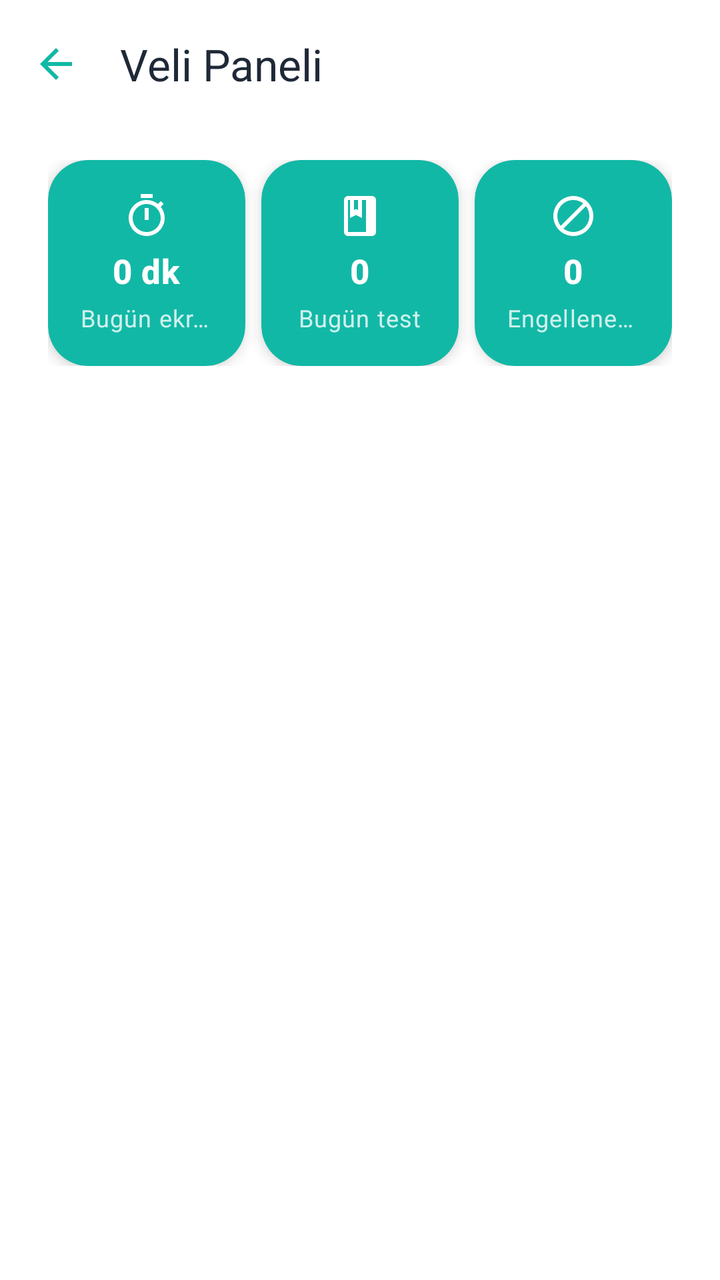
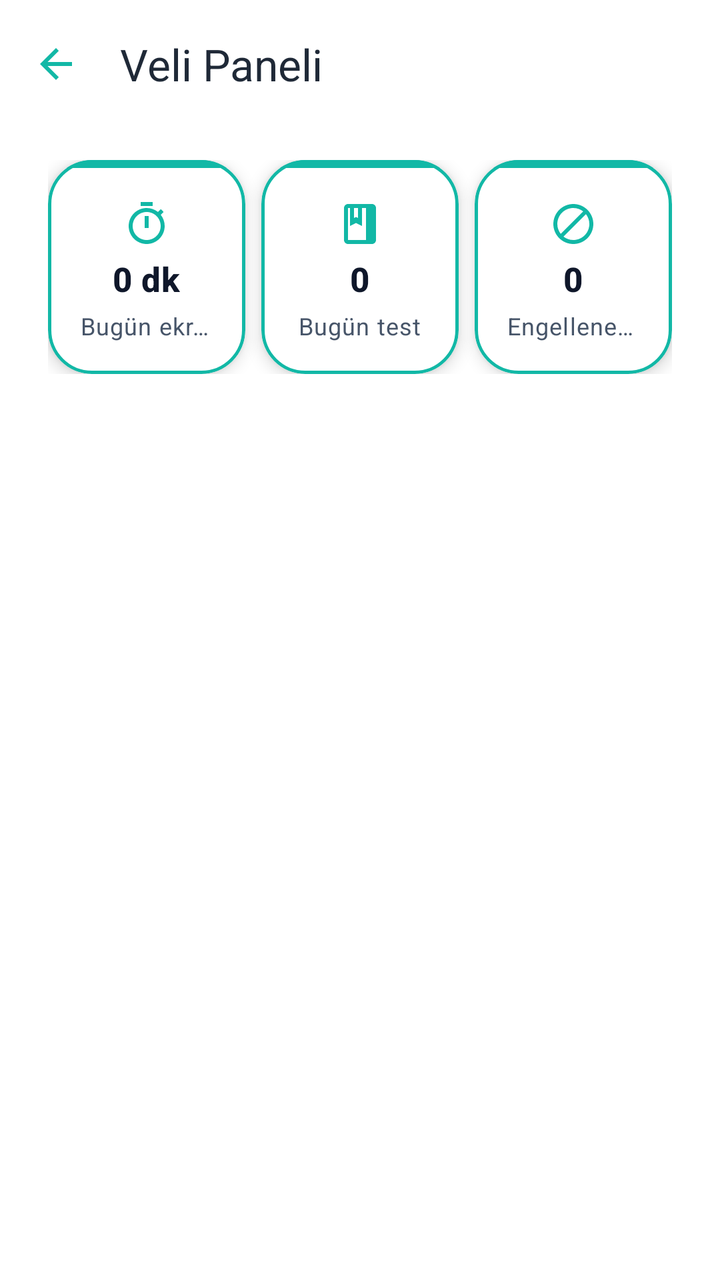

Two renders of the same Android screen: before a commit and after it. Below are the layout's source before the change and the commit's diff.
<!-- AndroidManifest.xml: application theme Theme.BrainBuddy -->
<!-- res/layout/activity_parent.xml -->
<?xml version="1.0" encoding="utf-8"?>
<LinearLayout xmlns:android="http://schemas.android.com/apk/res/android"
    xmlns:app="http://schemas.android.com/apk/res-auto"
    xmlns:tools="http://schemas.android.com/tools"
    android:layout_width="match_parent"
    android:layout_height="match_parent"
    android:orientation="vertical"
    android:background="@color/white">

    <com.google.android.material.appbar.MaterialToolbar
        android:id="@+id/toolbar"
        android:layout_width="match_parent"
        android:layout_height="?attr/actionBarSize"
        android:background="@color/white"
        app:title="@string/parent_hub_title"
        app:titleTextColor="@color/bb_text"
        app:navigationIcon="?attr/homeAsUpIndicator"
        app:navigationIconTint="?attr/colorPrimary" />

    <ScrollView
        android:layout_width="match_parent"
        android:layout_height="match_parent"
        android:fillViewport="true"
        android:clipToPadding="false"
        android:overScrollMode="never">

        <LinearLayout
            android:layout_width="match_parent"
            android:layout_height="wrap_content"
            android:orientation="vertical"
            android:paddingStart="@dimen/space_24"
            android:paddingEnd="@dimen/space_24"
            android:paddingTop="@dimen/space_16"
            android:paddingBottom="@dimen/space_24">

            
            <LinearLayout
                android:id="@+id/summaryRow"
                android:layout_width="match_parent"
                android:layout_height="wrap_content"
                android:orientation="horizontal"
                android:baselineAligned="false"
                android:layout_marginBottom="@dimen/space_16">

                <com.google.android.material.card.MaterialCardView
                    style="@style/Widget.BrainBuddy.ParentEmeraldCard"
                    android:layout_width="0dp"
                    android:layout_height="wrap_content"
                    android:layout_weight="1"
                    android:layout_marginEnd="@dimen/space_4">

                    <LinearLayout
                        android:layout_width="match_parent"
                        android:layout_height="wrap_content"
                        android:orientation="vertical"
                        android:padding="@dimen/space_16"
                        android:gravity="center">

                        <ImageView
                            android:layout_width="24dp"
                            android:layout_height="24dp"
                            android:src="@drawable/ic_timer"
                            android:tint="@color/text_on_emerald"
                            app:tint="@color/text_on_emerald"
                            android:contentDescription="@null" />

                        <TextView
                            android:id="@+id/tvTodayScreenTime"
                            style="@style/TextAppearance.BrainBuddy.Parent.Title"
                            android:layout_width="wrap_content"
                            android:layout_height="wrap_content"
                            android:layout_marginTop="@dimen/space_4"
                            android:text="0 dk"
                            android:maxLines="1"
                            android:ellipsize="end" />

                        <TextView
                            style="@style/TextAppearance.BrainBuddy.Parent.Caption"
                            android:layout_width="wrap_content"
                            android:layout_height="wrap_content"
                            android:layout_marginTop="@dimen/space_4"
                            android:text="@string/parent_summary_screen_time"
                            android:maxLines="1"
                            android:ellipsize="end" />
                    </LinearLayout>
                </com.google.android.material.card.MaterialCardView>

                <com.google.android.material.card.MaterialCardView
                    style="@style/Widget.BrainBuddy.ParentEmeraldCard"
                    android:layout_width="0dp"
                    android:layout_height="wrap_content"
                    android:layout_weight="1"
                    android:layout_marginHorizontal="@dimen/space_4">

                    <LinearLayout
                        android:layout_width="match_parent"
                        android:layout_height="wrap_content"
                        android:orientation="vertical"
                        android:padding="@dimen/space_16"
                        android:gravity="center">

                        <ImageView
                            android:layout_width="24dp"
                            android:layout_height="24dp"
                            android:src="@drawable/ic_quiz"
                            android:tint="@color/text_on_emerald"
                            app:tint="@color/text_on_emerald"
                            android:contentDescription="@null" />

                        <TextView
                            android:id="@+id/tvTodayTests"
                            style="@style/TextAppearance.BrainBuddy.Parent.Title"
                            android:layout_width="wrap_content"
                            android:layout_height="wrap_content"
                            android:layout_marginTop="@dimen/space_4"
                            android:text="0"
                            android:maxLines="1"
                            android:ellipsize="end" />

                        <TextView
                            style="@style/TextAppearance.BrainBuddy.Parent.Caption"
                            android:layout_width="wrap_content"
                            android:layout_height="wrap_content"
                            android:layout_marginTop="@dimen/space_4"
                            android:text="@string/parent_summary_tests"
                            android:maxLines="1"
                            android:ellipsize="end" />
                    </LinearLayout>
                </com.google.android.material.card.MaterialCardView>

                <com.google.android.material.card.MaterialCardView
                    style="@style/Widget.BrainBuddy.ParentEmeraldCard"
                    android:layout_width="0dp"
                    android:layout_height="wrap_content"
                    android:layout_weight="1"
                    android:layout_marginStart="@dimen/space_4">

                    <LinearLayout
                        android:layout_width="match_parent"
                        android:layout_height="wrap_content"
                        android:orientation="vertical"
                        android:padding="@dimen/space_16"
                        android:gravity="center">

                        <ImageView
                            android:layout_width="24dp"
                            android:layout_height="24dp"
                            android:src="@drawable/ic_block"
                            android:tint="@color/text_on_emerald"
                            app:tint="@color/text_on_emerald"
                            android:contentDescription="@null" />

                        <TextView
                            android:id="@+id/tvBlockedAppsCount"
                            style="@style/TextAppearance.BrainBuddy.Parent.Title"
                            android:layout_width="wrap_content"
                            android:layout_height="wrap_content"
                            android:layout_marginTop="@dimen/space_4"
                            android:text="0"
                            android:maxLines="1"
                            android:ellipsize="end" />

                        <TextView
                            style="@style/TextAppearance.BrainBuddy.Parent.Caption"
                            android:layout_width="wrap_content"
                            android:layout_height="wrap_content"
                            android:layout_marginTop="@dimen/space_4"
                            android:text="@string/parent_summary_blocked"
                            android:maxLines="1"
                            android:ellipsize="end" />
                    </LinearLayout>
                </com.google.android.material.card.MaterialCardView>
            </LinearLayout>

            
            <androidx.recyclerview.widget.RecyclerView
                android:layout_marginTop="@dimen/space_16"
                android:id="@+id/gridParentCategories"
                android:layout_width="match_parent"
                android:layout_height="wrap_content"
                android:nestedScrollingEnabled="false"
                android:clipToPadding="false"
                tools:listitem="@layout/item_parent_category"
                tools:itemCount="5"
                tools:layoutManager="androidx.recyclerview.widget.GridLayoutManager" />
        </LinearLayout>
    </ScrollView>
</LinearLayout>
<!-- res/layout/item_parent_category.xml (included above) -->
<?xml version="1.0" encoding="utf-8"?>
<com.google.android.material.card.MaterialCardView xmlns:android="http://schemas.android.com/apk/res/android"
    xmlns:app="http://schemas.android.com/apk/res-auto"
    android:id="@+id/cardRoot"
    style="@style/Widget.BrainBuddy.ParentEmeraldCard"
    android:layout_width="match_parent"
    android:layout_height="wrap_content"
    android:layout_margin="@dimen/space_8"
    android:minHeight="130dp">

    <LinearLayout
        android:layout_width="match_parent"
        android:layout_height="wrap_content"
        android:orientation="vertical"
        android:gravity="center_horizontal"
        android:padding="@dimen/space_16">

        <ImageView
            android:id="@+id/icon"
            android:layout_width="40dp"
            android:layout_height="40dp"
            android:contentDescription="@null"
            android:tint="@color/text_on_emerald"
            app:tint="@color/text_on_emerald" />

        <TextView
            android:id="@+id/title"
            style="@style/TextAppearance.BrainBuddy.Parent.Title"
            android:layout_width="wrap_content"
            android:layout_height="wrap_content"
            android:layout_marginTop="@dimen/space_12"
            android:gravity="center"
            android:maxLines="2"
            android:ellipsize="end" />

        <TextView
            android:id="@+id/subtitle"
            style="@style/TextAppearance.BrainBuddy.Parent.Caption"
            android:layout_width="wrap_content"
            android:layout_height="wrap_content"
            android:layout_marginTop="@dimen/space_4"
            android:gravity="center"
            android:maxLines="2"
            android:ellipsize="end" />
    </LinearLayout>
</com.google.android.material.card.MaterialCardView>
<!-- resources referenced by this layout -->
<resources>
  <color name="bb_text">#1F2937</color>
  <color name="text_on_emerald">#FFFFFF</color>
  <color name="white">#FFFFFF</color>
  <dimen name="space_12">12dp</dimen>
  <dimen name="space_16">16dp</dimen>
  <dimen name="space_24">24dp</dimen>
  <dimen name="space_4">4dp</dimen>
  <dimen name="space_8">8dp</dimen>
  <!-- drawable ic_quiz (drawable) -->
  <?xml version="1.0" encoding="utf-8"?>
  <vector xmlns:android="http://schemas.android.com/apk/res/android"
      android:width="24dp"
      android:height="24dp"
      android:viewportWidth="24"
      android:viewportHeight="24">
      <path
          android:fillColor="#FF000000"
          android:pathData="M18,2H6C4.9,2 4,2.9 4,4v16c0,1.1 0.9,2 2,2h12c1.1,0 2,-0.9 2,-2V4C20,2.9 19.1,2 18,2zM9,4h2v5l-1,-0.5L9,9V4zM18,20H6V4h1v9l3,-1.5 3,1.5V4h2V20z"/>
  </vector>
  <string name="parent_hub_title">Veli Paneli</string>
  <string name="parent_summary_blocked">Engellenen uygulama</string>
  <string name="parent_summary_screen_time">Bugün ekran süresi</string>
  <string name="parent_summary_tests">Bugün test</string>
  <style name="TextAppearance.BrainBuddy.Parent.Caption" parent="TextAppearance.Material3.BodySmall">
          <item name="android:textSize">12sp</item>
          <item name="android:textColor">@color/text_on_emerald_muted</item>
      </style>
  <style name="TextAppearance.BrainBuddy.Parent.Title" parent="TextAppearance.Material3.TitleMedium">
          <item name="android:textSize">17sp</item>
          <item name="android:textStyle">bold</item>
          <item name="android:textColor">@color/text_on_emerald</item>
      </style>
  <style name="Widget.BrainBuddy.ParentEmeraldCard" parent="Widget.Material3.CardView.Elevated">
          <item name="cardCornerRadius">20dp</item>
          <item name="cardElevation">4dp</item>
          <item name="cardBackgroundColor">@color/emerald_primary</item>
          <item name="strokeWidth">0dp</item>
          <item name="android:foreground">?attr/selectableItemBackground</item>
      </style>
  <color name="text_on_emerald_muted">#CCFFFFFF</color>
  <color name="emerald_primary">#12B8A6</color>
  <color name="bb_primary">@color/emerald_primary</color>
  <color name="bb_secondary">@color/emerald_dark</color>
  <color name="bb_accent">#FFC107</color>
  <color name="black">#000000</color>
  <color name="bb_error">#FF5252</color>
  <color name="bb_bg">@color/emerald_light</color>
  <color name="bb_surface_container">@color/emerald_surface</color>
  <color name="bb_outline_variant">@color/emerald_primary</color>
  <color name="bb_text_muted">#6B7280</color>
  <color name="emerald_light">#E8F7F5</color>
  <color name="emerald_dark">#0E9C8D</color>
  <!-- drawable bg_gradient (drawable) -->
  <?xml version="1.0" encoding="utf-8"?>
  <layer-list xmlns:android="http://schemas.android.com/apk/res/android">
      <item>
          <shape>
              <gradient
                  android:angle="270"
                  android:startColor="@color/emerald_light"
                  android:endColor="@color/emerald_surface"/>
          </shape>
      </item>
  </layer-list>
  <style name="BBButton" parent="Widget.Material3.Button">
          <item name="android:minHeight">56dp</item>
          <item name="android:paddingStart">24dp</item>
          <item name="android:paddingEnd">24dp</item>
          <item name="cornerRadius">16dp</item>
          <item name="android:textAllCaps">false</item>
          <item name="android:textColor">?attr/colorOnPrimary</item>
          <item name="android:textSize">16sp</item>
          <item name="android:textStyle">bold</item>
          <item name="backgroundTint">?attr/colorPrimary</item>
      </style>
  <color name="emerald_surface">#F2FBFA</color>
  <!-- unchanged entries left out for length: 3 -->
</resources>

<!-- the commit's change to res/layout/activity_parent.xml (unified diff, before → after) -->
@@ -43,7 +43,7 @@
                 android:layout_marginBottom="@dimen/space_16">
 
                 <com.google.android.material.card.MaterialCardView
-                    style="@style/Widget.BrainBuddy.ParentEmeraldCard"
+                    style="@style/Widget.BrainBuddy.AppCardWhite"
                     android:layout_width="0dp"
                     android:layout_height="wrap_content"
                     android:layout_weight="1"
@@ -52,41 +52,52 @@
                     <LinearLayout
                         android:layout_width="match_parent"
                         android:layout_height="wrap_content"
-                        android:orientation="vertical"
-                        android:padding="@dimen/space_16"
-                        android:gravity="center">
-
-                        <ImageView
-                            android:layout_width="24dp"
-                            android:layout_height="24dp"
-                            android:src="@drawable/ic_timer"
-                            android:tint="@color/text_on_emerald"
-                            app:tint="@color/text_on_emerald"
-                            android:contentDescription="@null" />
-
-                        <TextView
-                            android:id="@+id/tvTodayScreenTime"
-                            style="@style/TextAppearance.BrainBuddy.Parent.Title"
-                            android:layout_width="wrap_content"
+                        android:orientation="vertical">
+
+                        <View
+                            android:layout_width="match_parent"
+                            android:layout_height="@dimen/app_accent_bar_height"
+                            android:background="@color/emerald_primary" />
+
+                        <LinearLayout
+                            android:layout_width="match_parent"
                             android:layout_height="wrap_content"
-                            android:layout_marginTop="@dimen/space_4"
-                            android:text="0 dk"
-                            android:maxLines="1"
-                            android:ellipsize="end" />
-
-                        <TextView
-                            style="@style/TextAppearance.BrainBuddy.Parent.Caption"
-                            android:layout_width="wrap_content"
-                            android:layout_height="wrap_content"
-                            android:layout_marginTop="@dimen/space_4"
-                            android:text="@string/parent_summary_screen_time"
-                            android:maxLines="1"
-                            android:ellipsize="end" />
+                            android:orientation="vertical"
+                            android:padding="@dimen/space_16"
+                            android:gravity="center">
+
+                            <ImageView
+                                android:layout_width="24dp"
+                                android:layout_height="24dp"
+                                android:src="@drawable/ic_timer"
+                                android:tint="@color/emerald_primary"
+                                app:tint="@color/emerald_primary"
+                                android:contentDescription="@null" />
+
+                            <TextView
+                                android:id="@+id/tvTodayScreenTime"
+                                style="@style/TextAppearance.BrainBuddy.AppTitle"
+                                android:layout_width="wrap_content"
+                                android:layout_height="wrap_content"
+                                android:layout_marginTop="@dimen/space_4"
+                                android:text="0 dk"
+                                android:maxLines="1"
+                                android:ellipsize="end" />
+
+                            <TextView
+                                style="@style/TextAppearance.BrainBuddy.AppSubtitle"
+                                android:layout_width="wrap_content"
+                                android:layout_height="wrap_content"
+                                android:layout_marginTop="@dimen/space_4"
+                                android:text="@string/parent_summary_screen_time"
+                                android:maxLines="1"
+                                android:ellipsize="end" />
+                        </LinearLayout>
                     </LinearLayout>
                 </com.google.android.material.card.MaterialCardView>
 
                 <com.google.android.material.card.MaterialCardView
-                    style="@style/Widget.BrainBuddy.ParentEmeraldCard"
+                    style="@style/Widget.BrainBuddy.AppCardWhite"
                     android:layout_width="0dp"
                     android:layout_height="wrap_content"
                     android:layout_weight="1"
@@ -95,41 +106,52 @@
                     <LinearLayout
                         android:layout_width="match_parent"
                         android:layout_height="wrap_content"
-                        android:orientation="vertical"
-                        android:padding="@dimen/space_16"
-                        android:gravity="center">
-
-                        <ImageView
-                            android:layout_width="24dp"
-                            android:layout_height="24dp"
-                            android:src="@drawable/ic_quiz"
-                            android:tint="@color/text_on_emerald"
-                            app:tint="@color/text_on_emerald"
-                            android:contentDescription="@null" />
-
-                        <TextView
-                            android:id="@+id/tvTodayTests"
-                            style="@style/TextAppearance.BrainBuddy.Parent.Title"
-                            android:layout_width="wrap_content"
+                        android:orientation="vertical">
+
+                        <View
+                            android:layout_width="match_parent"
+                            android:layout_height="@dimen/app_accent_bar_height"
+                            android:background="@color/emerald_primary" />
+
+                        <LinearLayout
+                            android:layout_width="match_parent"
                             android:layout_height="wrap_content"
-                            android:layout_marginTop="@dimen/space_4"
-                            android:text="0"
-                            android:maxLines="1"
-                            android:ellipsize="end" />
-
-                        <TextView
-                            style="@style/TextAppearance.BrainBuddy.Parent.Caption"
-                            android:layout_width="wrap_content"
-                            android:layout_height="wrap_content"
-                            android:layout_marginTop="@dimen/space_4"
-                            android:text="@string/parent_summary_tests"
-                            android:maxLines="1"
-                            android:ellipsize="end" />
+                            android:orientation="vertical"
+                            android:padding="@dimen/space_16"
+                            android:gravity="center">
+
+                            <ImageView
+                                android:layout_width="24dp"
+                                android:layout_height="24dp"
+                                android:src="@drawable/ic_quiz"
+                                android:tint="@color/emerald_primary"
+                                app:tint="@color/emerald_primary"
+                                android:contentDescription="@null" />
+
+                            <TextView
+                                android:id="@+id/tvTodayTests"
+                                style="@style/TextAppearance.BrainBuddy.AppTitle"
+                                android:layout_width="wrap_content"
+                                android:layout_height="wrap_content"
+                                android:layout_marginTop="@dimen/space_4"
+                                android:text="0"
+                                android:maxLines="1"
+                                android:ellipsize="end" />
+
+                            <TextView
+                                style="@style/TextAppearance.BrainBuddy.AppSubtitle"
+                                android:layout_width="wrap_content"
+                                android:layout_height="wrap_content"
+                                android:layout_marginTop="@dimen/space_4"
+                                android:text="@string/parent_summary_tests"
+                                android:maxLines="1"
+                                android:ellipsize="end" />
+                        </LinearLayout>
                     </LinearLayout>
                 </com.google.android.material.card.MaterialCardView>
 
                 <com.google.android.material.card.MaterialCardView
-                    style="@style/Widget.BrainBuddy.ParentEmeraldCard"
+                    style="@style/Widget.BrainBuddy.AppCardWhite"
                     android:layout_width="0dp"
                     android:layout_height="wrap_content"
                     android:layout_weight="1"
@@ -138,36 +160,47 @@
                     <LinearLayout
                         android:layout_width="match_parent"
                         android:layout_height="wrap_content"
-                        android:orientation="vertical"
-                        android:padding="@dimen/space_16"
-                        android:gravity="center">
-
-                        <ImageView
-                            android:layout_width="24dp"
-                            android:layout_height="24dp"
-                            android:src="@drawable/ic_block"
-                            android:tint="@color/text_on_emerald"
-                            app:tint="@color/text_on_emerald"
-                            android:contentDescription="@null" />
-
-                        <TextView
-                            android:id="@+id/tvBlockedAppsCount"
-                            style="@style/TextAppearance.BrainBuddy.Parent.Title"
-                            android:layout_width="wrap_content"
+                        android:orientation="vertical">
+
+                        <View
+                            android:layout_width="match_parent"
+                            android:layout_height="@dimen/app_accent_bar_height"
+                            android:background="@color/emerald_primary" />
+
+                        <LinearLayout
+                            android:layout_width="match_parent"
                             android:layout_height="wrap_content"
-                            android:layout_marginTop="@dimen/space_4"
-                            android:text="0"
-                            android:maxLines="1"
-                            android:ellipsize="end" />
-
-                        <TextView
-                            style="@style/TextAppearance.BrainBuddy.Parent.Caption"
-                            android:layout_width="wrap_content"
-                            android:layout_height="wrap_content"
-                            android:layout_marginTop="@dimen/space_4"
-                            android:text="@string/parent_summary_blocked"
-                            android:maxLines="1"
-                            android:ellipsize="end" />
+                            android:orientation="vertical"
+                            android:padding="@dimen/space_16"
+                            android:gravity="center">
+
+                            <ImageView
+                                android:layout_width="24dp"
+                                android:layout_height="24dp"
+                                android:src="@drawable/ic_block"
+                                android:tint="@color/emerald_primary"
+                                app:tint="@color/emerald_primary"
+                                android:contentDescription="@null" />
+
+                            <TextView
+                                android:id="@+id/tvBlockedAppsCount"
+                                style="@style/TextAppearance.BrainBuddy.AppTitle"
+                                android:layout_width="wrap_content"
+                                android:layout_height="wrap_content"
+                                android:layout_marginTop="@dimen/space_4"
+                                android:text="0"
+                                android:maxLines="1"
+                                android:ellipsize="end" />
+
+                            <TextView
+                                style="@style/TextAppearance.BrainBuddy.AppSubtitle"
+                                android:layout_width="wrap_content"
+                                android:layout_height="wrap_content"
+                                android:layout_marginTop="@dimen/space_4"
+                                android:text="@string/parent_summary_blocked"
+                                android:maxLines="1"
+                                android:ellipsize="end" />
+                        </LinearLayout>
                     </LinearLayout>
                 </com.google.android.material.card.MaterialCardView>
             </LinearLayout>
@@ -191,7 +224,7 @@
 <com.google.android.material.card.MaterialCardView xmlns:android="http://schemas.android.com/apk/res/android"
     xmlns:app="http://schemas.android.com/apk/res-auto"
     android:id="@+id/cardRoot"
-    style="@style/Widget.BrainBuddy.ParentEmeraldCard"
+    style="@style/Widget.BrainBuddy.AppCardWhite"
     android:layout_width="match_parent"
     android:layout_height="wrap_content"
     android:layout_margin="@dimen/space_8"
@@ -201,35 +234,47 @@
         android:layout_width="match_parent"
         android:layout_height="wrap_content"
         android:orientation="vertical"
-        android:gravity="center_horizontal"
-        android:padding="@dimen/space_16">
-
-        <ImageView
-            android:id="@+id/icon"
-            android:layout_width="40dp"
-            android:layout_height="40dp"
-            android:contentDescription="@null"
-            android:tint="@color/text_on_emerald"
-            app:tint="@color/text_on_emerald" />
-
-        <TextView
-            android:id="@+id/title"
-            style="@style/TextAppearance.BrainBuddy.Parent.Title"
-            android:layout_width="wrap_content"
+        android:gravity="center_horizontal">
+
+        <View
+            android:layout_width="match_parent"
+            android:layout_height="@dimen/app_accent_bar_height"
+            android:background="@color/emerald_primary" />
+
+        <LinearLayout
+            android:layout_width="match_parent"
             android:layout_height="wrap_content"
-            android:layout_marginTop="@dimen/space_12"
-            android:gravity="center"
-            android:maxLines="2"
-            android:ellipsize="end" />
-
-        <TextView
-            android:id="@+id/subtitle"
-            style="@style/TextAppearance.BrainBuddy.Parent.Caption"
-            android:layout_width="wrap_content"
-            android:layout_height="wrap_content"
-            android:layout_marginTop="@dimen/space_4"
-            android:gravity="center"
-            android:maxLines="2"
-            android:ellipsize="end" />
+            android:orientation="vertical"
+            android:gravity="center_horizontal"
+            android:padding="@dimen/space_16">
+
+            <ImageView
+                android:id="@+id/icon"
+                android:layout_width="40dp"
+                android:layout_height="40dp"
+                android:contentDescription="@null"
+                android:tint="@color/emerald_primary"
+                app:tint="@color/emerald_primary" />
+
+            <TextView
+                android:id="@+id/title"
+                style="@style/TextAppearance.BrainBuddy.AppTitle"
+                android:layout_width="wrap_content"
+                android:layout_height="wrap_content"
+                android:layout_marginTop="@dimen/space_12"
+                android:gravity="center"
+                android:maxLines="2"
+                android:ellipsize="end" />
+
+            <TextView
+                android:id="@+id/subtitle"
+                style="@style/TextAppearance.BrainBuddy.AppSubtitle"
+                android:layout_width="wrap_content"
+                android:layout_height="wrap_content"
+                android:layout_marginTop="@dimen/space_4"
+                android:gravity="center"
+                android:maxLines="2"
+                android:ellipsize="end" />
+        </LinearLayout>
     </LinearLayout>
 </com.google.android.material.card.MaterialCardView>
<!-- resource entries referenced after the edit -->
@@ -1,8 +1,8 @@
 <!-- resources referenced by this layout -->
 <resources>
   <color name="bb_text">#1F2937</color>
-  <color name="text_on_emerald">#FFFFFF</color>
   <color name="white">#FFFFFF</color>
+  <dimen name="app_accent_bar_height">4dp</dimen>
   <dimen name="space_12">12dp</dimen>
   <dimen name="space_16">16dp</dimen>
   <dimen name="space_24">24dp</dimen>
@@ -23,23 +23,28 @@
   <string name="parent_summary_blocked">Engellenen uygulama</string>
   <string name="parent_summary_screen_time">Bugün ekran süresi</string>
   <string name="parent_summary_tests">Bugün test</string>
-  <style name="TextAppearance.BrainBuddy.Parent.Caption" parent="TextAppearance.Material3.BodySmall">
+  <style name="TextAppearance.BrainBuddy.AppSubtitle" parent="TextAppearance.Material3.BodySmall">
           <item name="android:textSize">12sp</item>
-          <item name="android:textColor">@color/text_on_emerald_muted</item>
+          <item name="android:textColor">@color/app_subtitle</item>
       </style>
-  <style name="TextAppearance.BrainBuddy.Parent.Title" parent="TextAppearance.Material3.TitleMedium">
+  <style name="TextAppearance.BrainBuddy.AppTitle" parent="TextAppearance.Material3.TitleMedium">
           <item name="android:textSize">17sp</item>
           <item name="android:textStyle">bold</item>
-          <item name="android:textColor">@color/text_on_emerald</item>
+          <item name="android:textColor">@color/app_title</item>
       </style>
-  <style name="Widget.BrainBuddy.ParentEmeraldCard" parent="Widget.Material3.CardView.Elevated">
-          <item name="cardCornerRadius">20dp</item>
-          <item name="cardElevation">4dp</item>
-          <item name="cardBackgroundColor">@color/emerald_primary</item>
-          <item name="strokeWidth">0dp</item>
+  <style name="Widget.BrainBuddy.AppCardWhite" parent="Widget.Material3.CardView.Elevated">
+          <item name="cardCornerRadius">@dimen/app_card_radius</item>
+          <item name="cardElevation">@dimen/app_card_elevation</item>
+          <item name="cardBackgroundColor">@color/white</item>
+          <item name="strokeColor">@color/emerald_primary</item>
+          <item name="strokeWidth">@dimen/app_card_stroke_width</item>
           <item name="android:foreground">?attr/selectableItemBackground</item>
       </style>
-  <color name="text_on_emerald_muted">#CCFFFFFF</color>
+  <color name="app_subtitle">#475569</color>
+  <color name="app_title">#0F172A</color>
+  <dimen name="app_card_radius">22dp</dimen>
+  <dimen name="app_card_elevation">5dp</dimen>
+  <dimen name="app_card_stroke_width">1.5dp</dimen>
   <color name="emerald_primary">#12B8A6</color>
   <color name="bb_primary">@color/emerald_primary</color>
   <color name="bb_secondary">@color/emerald_dark</color>
